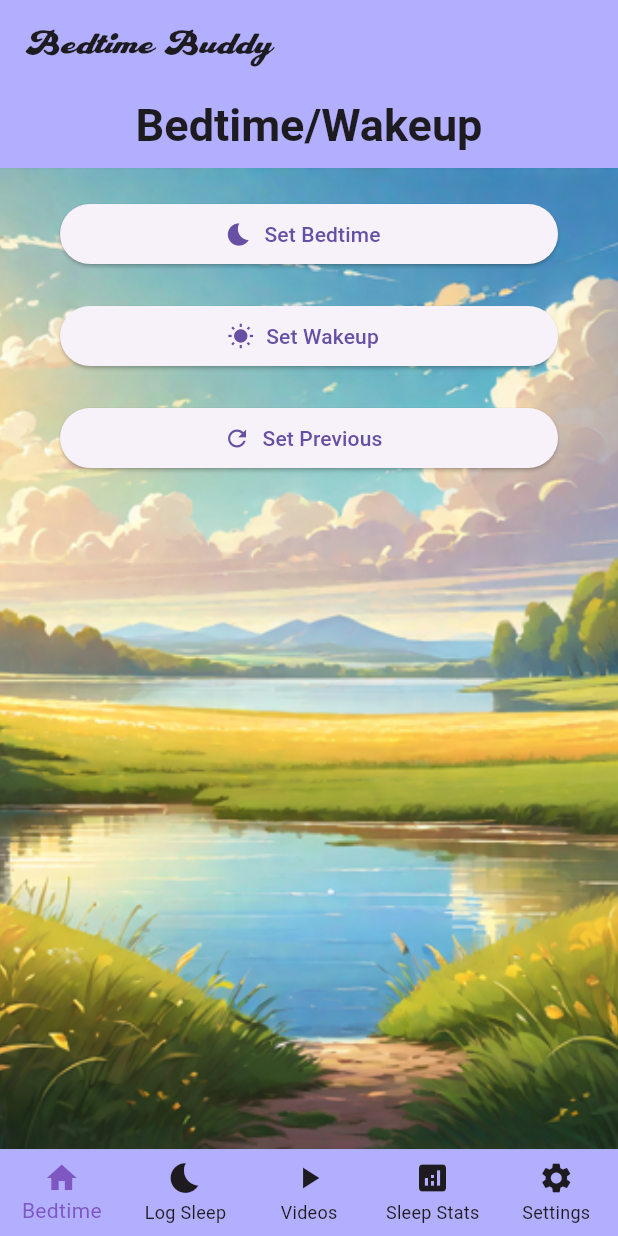
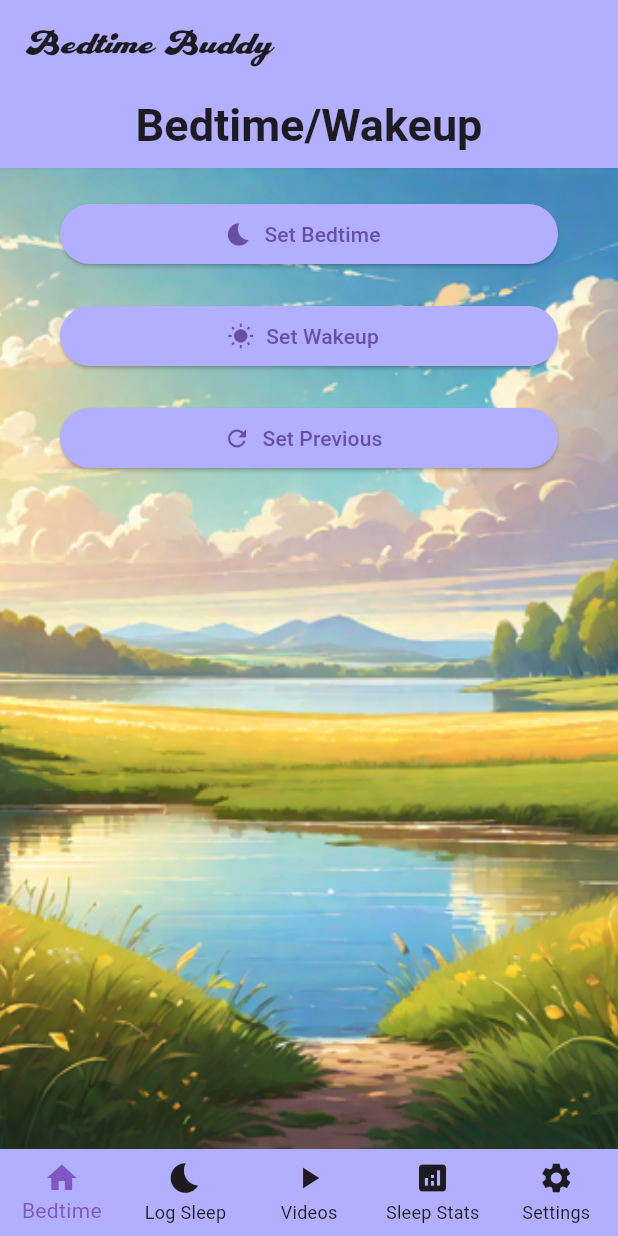
Before and after one commit to ellaMyler/Bedtime_Buddy, a Flutter app: the screen it shows after launch, on a phone screen of 412 x 824 dp. Run offline on Flutter 3.47's test engine with Material 3 defaults, Android fonts, the phone set to English and light mode, and no system bars; our stand-ins replace awesome_notifications, firebase_core, firebase_database, fl_chart, theme_provider, video_player; missing offline and left inert: alarm, app_settings; accounts and stored records are empty.

```diff
--- a/lib/bedtime_page.dart
+++ b/lib/bedtime_page.dart
@@ -52,6 +52,11 @@ class _BedtimePageState extends State<BedtimePage> {
                     },
                     icon: Icon(Icons.bedtime),
                     label: const Text('Set Bedtime'),
+                    style: ButtonStyle(
+                      backgroundColor: MaterialStateProperty.all(
+                        ThemeProvider.optionsOf<MyThemeOptions>(context).backgroundColor,
+                      ),
+                    ),
                   ),
                   const SizedBox(height: 20),
                   ElevatedButton.icon(
@@ -60,6 +65,11 @@ class _BedtimePageState extends State<BedtimePage> {
                     },
                     icon: Icon(Icons.wb_sunny),
                     label: const Text('Set Wakeup'),
+                    style: ButtonStyle(
+                      backgroundColor: MaterialStateProperty.all(
+                        ThemeProvider.optionsOf<MyThemeOptions>(context).backgroundColor,
+                      ),
+                    ),
                   ),
                   const SizedBox(height: 20),
                   ElevatedButton.icon(
@@ -69,6 +79,11 @@ class _BedtimePageState extends State<BedtimePage> {
                     },
                     icon: Icon(Icons.refresh),
                     label: const Text('Set Previous'),
+                    style: ButtonStyle(
+                      backgroundColor: MaterialStateProperty.all(
+                        ThemeProvider.optionsOf<MyThemeOptions>(context).backgroundColor,
+                      ),
+                    ),
                   ),
                   const SizedBox(height: 20),
                   if (bedtime != null && wakeupTime != null)
```
